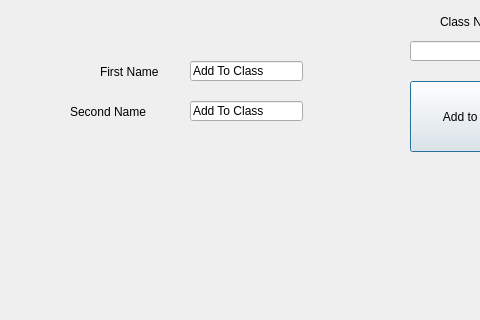
Qt form addprofessortoclass.ui (Youssef-Abo-El-Ela/LearningManagementSystem) before a commit; both pictures show x 160 to 640 and y 169 to 489 of the 884 by 611 pixel window.
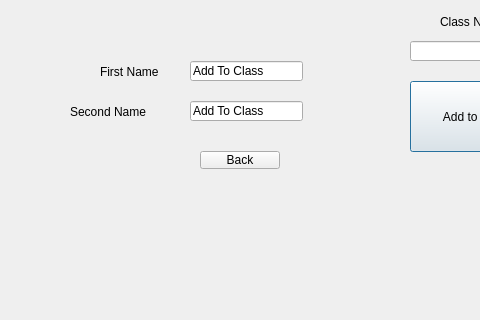
The same form after that commit.

Commit message: back_button_DONE

```diff
--- a/addprofessortoclass.ui
+++ b/addprofessortoclass.ui
@@ -117,6 +117,19 @@
     <string>Second Name </string>
    </property>
   </widget>
+  <widget class="QPushButton" name="pushButton">
+   <property name="geometry">
+    <rect>
+     <x>360</x>
+     <y>320</y>
+     <width>80</width>
+     <height>18</height>
+    </rect>
+   </property>
+   <property name="text">
+    <string>Back</string>
+   </property>
+  </widget>
  </widget>
  <resources/>
  <connections/>
```
The commit also changes 28 other files.
